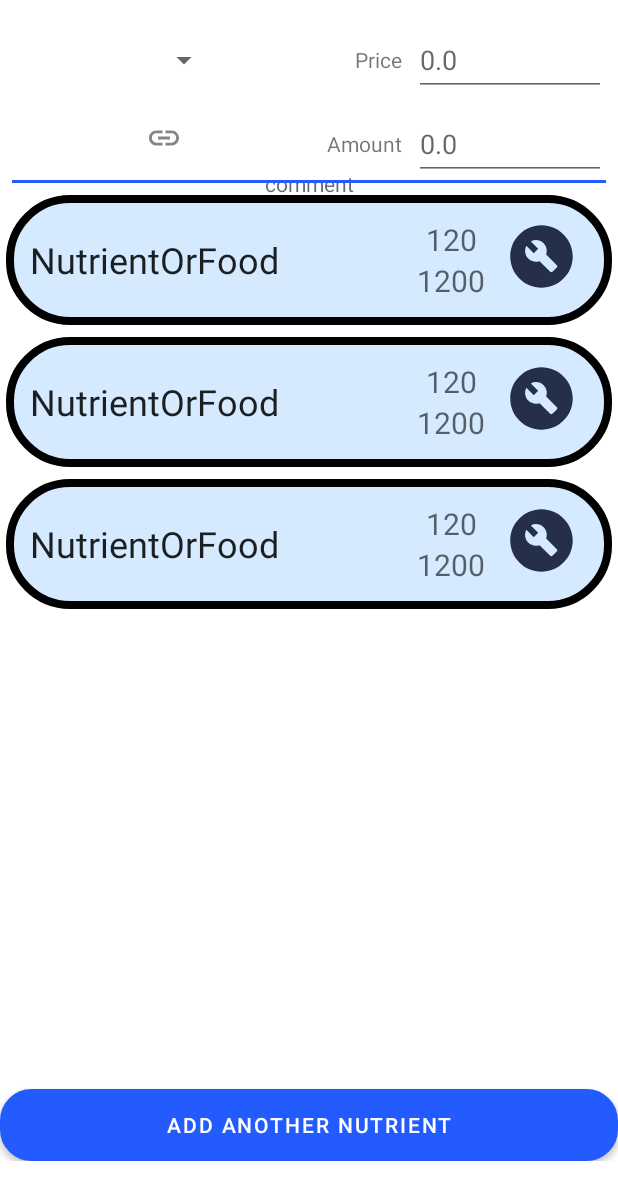
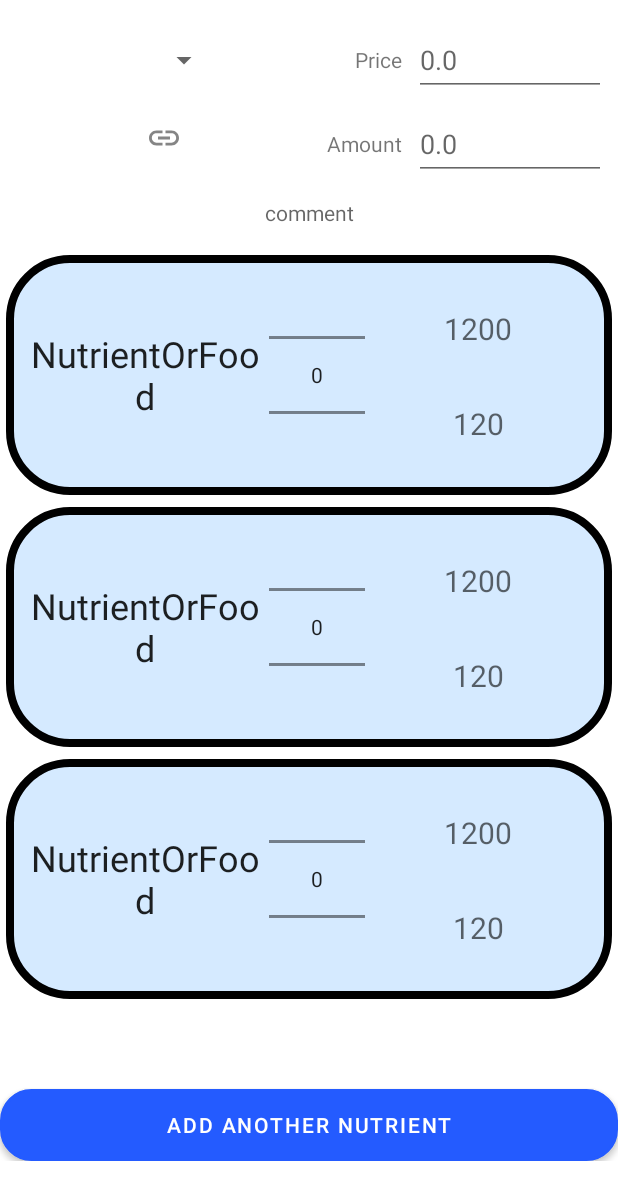
Before and after one commit to p4ulor/NutritionTrackerApp, an Android app: the layout fragment_edible_facts.xml on its own in the app's theme, with its tools: preview values and no code run, on a phone screen of 412 x 824 dp. Shown: the top 1200 px of the screen. Run offline under Robolectric (Android 15) with nearby library versions, the phone set to English and light mode, and no system bars.

Commit message:
Numberpicker and nutrition facts progress

```diff
--- a/NutritionTracker/app/src/main/java/paulor/nutritiontrackerkotlin/fragments/HomeFragment.kt
+++ b/NutritionTracker/app/src/main/java/paulor/nutritiontrackerkotlin/fragments/HomeFragment.kt
@@ -13,6 +13,8 @@ import paulor.nutritiontrackerkotlin.MainActivityViewModel
 import paulor.nutritiontrackerkotlin.databinding.FragmentHomeBinding
 import paulor.nutritiontrackerkotlin.log
 import paulor.nutritiontrackerkotlin.model.doAsync
+
+private const val TAG = "HomeFragment"
 
 class HomeFragment : Fragment() {
 
--- a/NutritionTracker/app/src/main/java/paulor/nutritiontrackerkotlin/fragments/TrackListFragment.kt
+++ b/NutritionTracker/app/src/main/java/paulor/nutritiontrackerkotlin/fragments/TrackListFragment.kt
@@ -11,6 +11,8 @@ import androidx.lifecycle.*
 import androidx.recyclerview.widget.RecyclerView
 import paulor.nutritiontrackerkotlin.MainActivityViewModel
 import paulor.nutritiontrackerkotlin.databinding.FragmentTracklistBinding
+
+private const val TAG = "TrackListFragment"
 
 class TrackListFragment : Fragment() {
 
--- a/NutritionTracker/app/src/main/java/paulor/nutritiontrackerkotlin/model/DB_Initialization.kt
+++ b/NutritionTracker/app/src/main/java/paulor/nutritiontrackerkotlin/model/DB_Initialization.kt
@@ -5,9 +5,11 @@ import paulor.nutritiontrackerkotlin.NutritionTrackerRepo
 private val foods = arrayOf(
 
     FoodsTable(name = "Oats",
-        nutrients = arrayListOf(Nutrient(Compound.CAL, 379f)),
-        price = 0f,
+        nutrients = arrayListOf(Nutrient(Compound.CAL, 379f), Nutrient(Compound.CARBS, 226f),
+            Nutrient(Compound.VA, 100f), Nutrient(Compound.V12, 3000f)),
+        price = 2f,
         amount = 0f,
+        comment = "https://www.continente.pt/produto/flocos-aveia-finos-integral-pack-poupanca-continente-equilibrio-7246729.html",
         selfNutritionDataURL = "https://nutritiondata.self.com/facts/breakfast-cereals/1597/2"
     ),
 
--- a/NutritionTracker/app/src/main/java/paulor/nutritiontrackerkotlin/model/EdiblesDataBase.kt
+++ b/NutritionTracker/app/src/main/java/paulor/nutritiontrackerkotlin/model/EdiblesDataBase.kt
@@ -2,6 +2,7 @@ package paulor.nutritiontrackerkotlin.model
 
 import androidx.room.*
 import com.google.gson.Gson
+import paulor.nutritiontrackerkotlin.mapper
 import kotlin.collections.ArrayList
 
 @Entity(tableName = "FOODS")
@@ -84,7 +85,6 @@ abstract class EdiblesDataBase : RoomDatabase(){
 
 @ProvidedTypeConverter
 class Converters { // https://stackoverflow.com/questions/52693954/android-room-to-persist-complex-objects/52695045   https://developer.android.com/training/data-storage/room/referencing-data
-    private val mapper = Gson()
 
     @TypeConverter
     fun stringToFloatArray(values: String) : FloatArray {
--- a/NutritionTracker/app/src/main/res/layout/fragment_edible_facts.xml
+++ b/NutritionTracker/app/src/main/res/layout/fragment_edible_facts.xml
@@ -11,11 +11,12 @@
     <androidx.recyclerview.widget.RecyclerView
         android:id="@+id/nutrientsListRecyclerView"
         android:layout_width="0dp"
-        android:layout_height="600dp"
+        android:layout_height="0dp"
         android:scrollbars="vertical"
         app:layout_constraintBottom_toTopOf="@+id/addNutrientButton"
         app:layout_constraintEnd_toEndOf="parent"
         app:layout_constraintStart_toStartOf="parent"
+        app:layout_constraintTop_toBottomOf="@+id/commentText"
         tools:listitem="@layout/nutrient_tuple" />
 
     <Button
@@ -35,6 +36,7 @@
         android:layout_height="wrap_content"
         android:layout_marginTop="8dp"
         android:layout_marginEnd="8dp"
+        android:editable="true"
         android:ems="6"
         android:hint="0.0"
         android:inputType="numberDecimal"
@@ -59,6 +61,7 @@
         android:layout_width="wrap_content"
         android:layout_height="0dp"
         android:layout_marginEnd="8dp"
+        android:editable="false"
         android:gravity="center|right"
         android:text="Price"
         app:layout_constraintBottom_toBottomOf="@+id/priceNumber"
@@ -93,9 +96,10 @@
         android:id="@+id/commentText"
         android:layout_width="wrap_content"
         android:layout_height="wrap_content"
+        android:editable="true"
         android:gravity="center"
         android:hint="comment"
-        app:layout_constraintBottom_toTopOf="@+id/nutrientsListRecyclerView"
+        android:minHeight="48dp"
         app:layout_constraintEnd_toEndOf="parent"
         app:layout_constraintStart_toStartOf="parent"
         app:layout_constraintTop_toBottomOf="@+id/amountText" />
@@ -110,16 +114,4 @@
         app:layout_constraintStart_toStartOf="parent"
         app:layout_constraintTop_toBottomOf="@+id/unitSpinner" />
 
-    <View
-        android:id="@+id/divider"
-        android:layout_width="0dp"
-        android:layout_height="2dp"
-        android:layout_marginStart="8dp"
-        android:layout_marginEnd="8dp"
-        android:layout_marginBottom="4dp"
-        android:background="@color/blueIcon"
-        app:layout_constraintBottom_toTopOf="@+id/nutrientsListRecyclerView"
-        app:layout_constraintEnd_toEndOf="parent"
-        app:layout_constraintStart_toStartOf="parent" />
-
 </androidx.constraintlayout.widget.ConstraintLayout>
--- a/NutritionTracker/app/src/main/res/layout/nutrient_tuple.xml
+++ b/NutritionTracker/app/src/main/res/layout/nutrient_tuple.xml
@@ -11,48 +11,49 @@
     android:paddingVertical="16dp"
     android:background="@drawable/nutrient_tuple_style">
 
+
     <TextView
         android:id="@+id/name"
-        android:layout_width="246dp"
+        android:layout_width="159dp"
         android:layout_height="match_parent"
         android:gravity="center"
-        android:textAlignment="textStart"
+        android:paddingEnd="5dp"
         android:textAppearance="@style/TextAppearance.AppCompat.Large"
         android:textSize="24sp"
         tools:text="NutrientOrFood" />
 
+    <NumberPicker
+        android:id="@+id/grams"
+        android:layout_width="wrap_content"
+        android:layout_height="128dp"
+        android:scrollbarSize="1dp" />
+
     <LinearLayout
-        android:layout_width="70dp"
-        android:layout_height="wrap_content"
+        android:layout_width="151dp"
+        android:layout_height="127dp"
+        android:layout_gravity="right"
         android:orientation="vertical">
 
         <TextView
-            android:id="@+id/quantity"
+            android:id="@+id/dailyValue"
+            android:layout_width="match_parent"
+            android:layout_height="66dp"
+            android:gravity="center"
+            android:textAlignment="gravity"
+            android:textAppearance="@style/TextAppearance.AppCompat.Medium"
+            android:textSize="20sp"
+            tools:text="1200" />
+
+        <TextView
+            android:id="@+id/unit"
             android:layout_width="match_parent"
             android:layout_height="match_parent"
-            android:gravity="center_horizontal"
+            android:gravity="center"
             android:textAlignment="center"
             android:textAppearance="@style/TextAppearance.AppCompat.Medium"
             android:textSize="20sp"
             tools:text="120" />
-
-        <TextView
-            android:id="@+id/dailyValue"
-            android:layout_width="match_parent"
-            android:layout_height="match_parent"
-            android:gravity="center_horizontal"
-            android:textAlignment="center"
-            android:textAppearance="@style/TextAppearance.AppCompat.Medium"
-            android:textSize="20sp"
-            tools:text="1200" />
     </LinearLayout>
 
-    <ImageView
-        android:id="@+id/imageView"
-        android:layout_width="50dp"
-        android:layout_height="50dp"
-        android:layout_weight="0"
-        android:foregroundGravity="center"
-        app:srcCompat="@drawable/ic_baseline_build_circle_24" />
 
 </LinearLayout>
```
Also changed, not shown: NutritionTracker/app/src/main/java/paulor/nutritiontrackerkotlin/NutritionTrackerApp.kt (+4 -5 lines), NutritionTracker/app/src/main/java/paulor/nutritiontrackerkotlin/fragments/EdibleFactsFragment.kt (+23 -3 lines), NutritionTracker/app/src/main/java/paulor/nutritiontrackerkotlin/fragments/FoodsAndMealsFragment.kt (+6 -2 lines), NutritionTracker/app/src/main/java/paulor/nutritiontrackerkotlin/views/FoodsAndMealsAdapter.kt (+6 -6 lines), NutritionTracker/app/src/main/java/paulor/nutritiontrackerkotlin/views/NutritionFactsAdapter.kt (+25 -16 lines).
